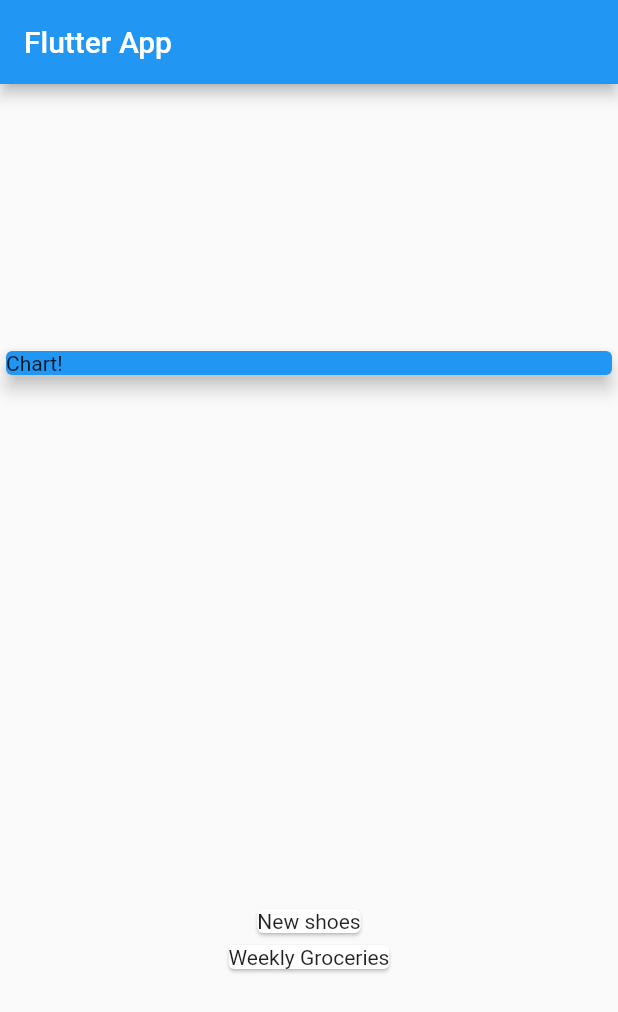
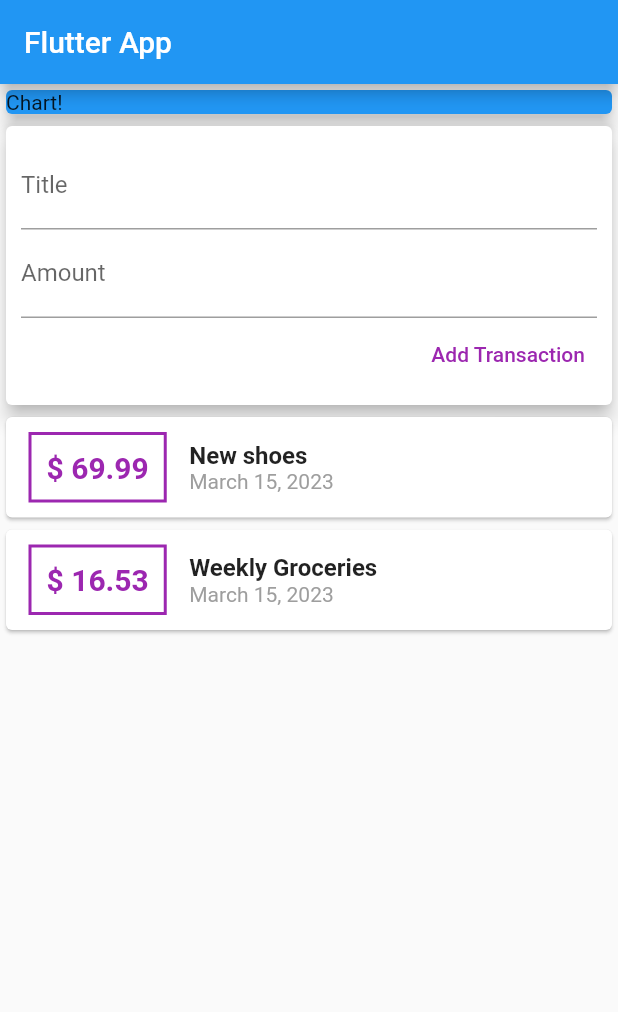
Before and after one commit to k-mushket/personal_expenses_app, a Flutter app: the screen it shows after launch, on a phone screen of 412 x 824 dp. Shown: the top 1012 px of the screen. Run offline on Flutter 3.47's test engine with Material 2 defaults, Android fonts, the phone set to English and light mode, and no system bars.

Commit message:
adding user transactions to the list

```diff
--- a/lib/main.dart
+++ b/lib/main.dart
@@ -1,6 +1,7 @@
 import 'package:flutter/material.dart';
+import 'package:intl/intl.dart';
 
-import './transaction.dart';
+import './widgets/user_transactions.dart';
 
 void main() {
   runApp(MyApp());
@@ -19,23 +20,6 @@ class MyApp extends StatelessWidget {
 }
 
 class MyHomePage extends StatelessWidget {
-  final List<Transaction> transaction = [
-    Transaction(
-      id: 't1',
-      title: 'New shoes',
-      amount: 69.99,
-      date: DateTime.now(),
-    ),
-    Transaction(
-      id: 't2',
-      title: 'Weekly Groceries',
-      amount: 16.53,
-      date: DateTime.now(),
-    ),
-  ];
-
-  MyHomePage({super.key});
-
   @override
   Widget build(BuildContext context) {
     return Scaffold(
@@ -43,7 +27,6 @@ class MyHomePage extends StatelessWidget {
         title: Text('Flutter App'),
       ),
       body: Column(
-        mainAxisAlignment: MainAxisAlignment.spaceAround,
         crossAxisAlignment: CrossAxisAlignment.center,
         children: <Widget>[
           Container(
@@ -54,13 +37,7 @@ class MyHomePage extends StatelessWidget {
               child: Text('Chart!'),
             ),
           ),
-          Column(
-            children: transaction.map((tx) {
-              return Card(
-                child: Text(tx.title),
-              );
-            }).toList(),
-          ),
+          UserTransactions(),
         ],
       ),
     );
--- /dev/null
+++ b/lib/widgets/new_transaction.dart
@@ -0,0 +1,44 @@
+import 'package:flutter/material.dart';
+
+class NewTransaction extends StatelessWidget {
+  final titleController = TextEditingController();
+  final amountController = TextEditingController();
+
+  NewTransaction({super.key});
+
+  @override
+  Widget build(BuildContext context) {
+    return Card(
+      elevation: 5,
+      child: Container(
+        padding: EdgeInsets.all(10),
+        child: Column(
+          crossAxisAlignment: CrossAxisAlignment.end,
+          children: [
+            TextField(
+              decoration: InputDecoration(labelText: 'Title'),
+              controller: titleController,
+              // onChanged: (value) {
+              //   titleInput = value;
+              // },
+            ),
+            TextField(
+              decoration: InputDecoration(labelText: 'Amount'),
+              controller: amountController,
+              //onChanged: ((val) => amountInput = val),
+            ),
+            TextButton(
+              onPressed: () {
+                print(titleController.text);
+              },
+              child: Text(
+                'Add Transaction',
+                style: TextStyle(color: Colors.purple),
+              ),
+            ),
+          ],
+        ),
+      ),
+    );
+  }
+}
--- /dev/null
+++ b/lib/widgets/transaction_list.dart
@@ -0,0 +1,58 @@
+import 'package:flutter/material.dart';
+import 'package:intl/intl.dart';
+
+import '../models/transaction.dart';
+
+class TransactionList extends StatelessWidget {
+  final List<Transaction> transactions;
+
+  TransactionList(this.transactions);
+
+  @override
+  Widget build(BuildContext context) {
+    return Column(
+      children: transactions.map((tx) {
+        return Card(
+          child: Row(
+            children: [
+              Container(
+                margin: EdgeInsets.symmetric(horizontal: 15, vertical: 10),
+                decoration: BoxDecoration(
+                  border: Border.all(
+                    color: Colors.purple,
+                    width: 2,
+                  ),
+                ),
+                padding: EdgeInsets.all(10),
+                child: Text(
+                  '\$ ${tx.amount.toString()}',
+                  style: TextStyle(
+                    fontWeight: FontWeight.bold,
+                    fontSize: 20,
+                    color: Colors.purple,
+                  ),
+                ),
+              ),
+              Column(
+                crossAxisAlignment: CrossAxisAlignment.start,
+                children: [
+                  Text(
+                    tx.title,
+                    style: TextStyle(
+                      fontSize: 16,
+                      fontWeight: FontWeight.bold,
+                    ),
+                  ),
+                  Text(
+                    DateFormat.yMMMMd().format(tx.date),
+                    style: TextStyle(color: Colors.grey),
+                  ),
+                ],
+              ),
+            ],
+          ),
+        );
+      }).toList(),
+    );
+  }
+}
--- /dev/null
+++ b/lib/widgets/user_transactions.dart
@@ -0,0 +1,52 @@
+import 'package:flutter/material.dart';
+
+import '../models/transaction.dart';
+import './new_transaction.dart';
+import './transaction_list.dart';
+
+class UserTransactions extends StatefulWidget {
+  const UserTransactions({super.key});
+
+  @override
+  State<UserTransactions> createState() => _UserTransactionsState();
+}
+
+class _UserTransactionsState extends State<UserTransactions> {
+  final List<Transaction> _userTransactions = [
+    Transaction(
+      id: 't1',
+      title: 'New shoes',
+      amount: 69.99,
+      date: DateTime.now(),
+    ),
+    Transaction(
+      id: 't2',
+      title: 'Weekly Groceries',
+      amount: 16.53,
+      date: DateTime.now(),
+    ),
+  ];
+
+  void _addNewTransaction(String title, double amount) {
+    final newTx = Transaction(
+      title: title,
+      amount: amount,
+      date: DateTime.now(),
+      id: DateTime.now().toString(),
+    );
+
+    setState(() {
+      _userTransactions.add(newTx);
+    });
+  }
+
+  @override
+  Widget build(BuildContext context) {
+    return Column(
+      children: [
+        NewTransaction(),
+        TransactionList(_userTransactions),
+      ],
+    );
+  }
+}
--- a/pubspec.yaml
+++ b/pubspec.yaml
@@ -31,7 +31,7 @@ environment:
 dependencies:
   flutter:
     sdk: flutter
-
+  intl: ^0.18.0
 
   # The following adds the Cupertino Icons font to your application.
   # Use with the CupertinoIcons class for iOS style icons.
```
Also changed, not shown: lib/models/transaction.dart (renamed from lib/transaction.dart), pubspec.lock.
